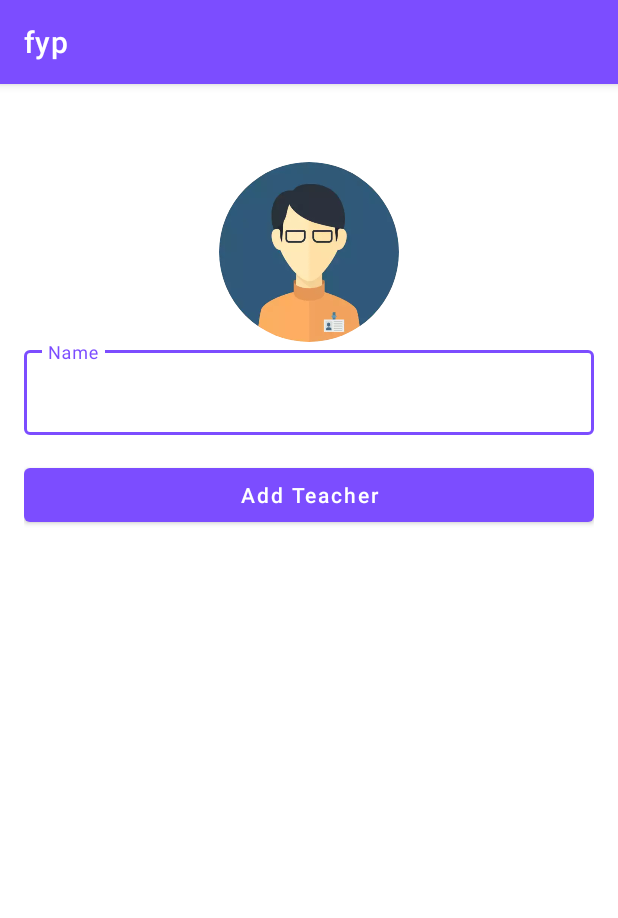
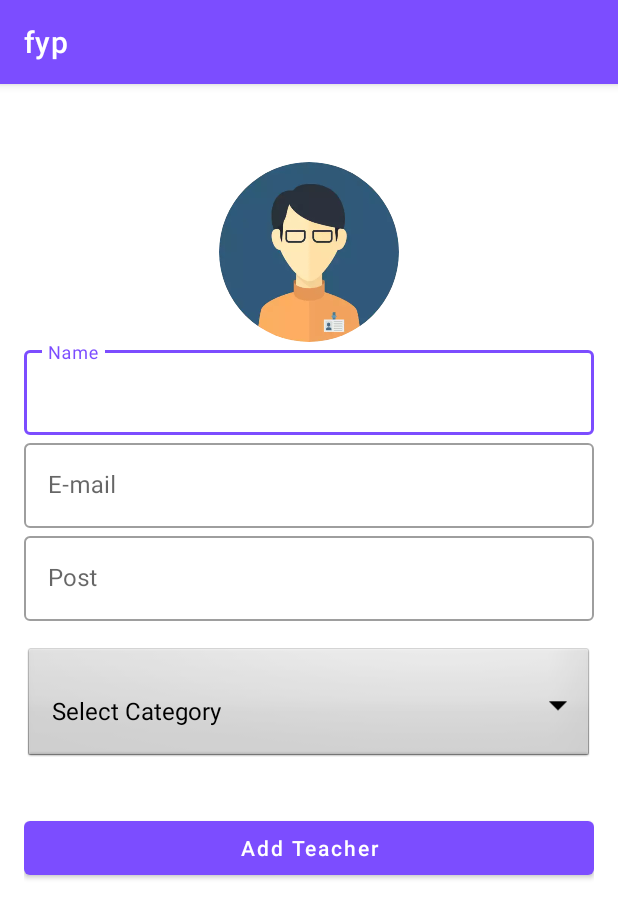
Before and after one commit to giri-saurabh/admin-panel-app, an Android app: the addTeacher screen opened directly, with no data from a screen before it, on a phone screen of 412 x 824 dp. Shown: the top 918 px of the screen. Run offline under Robolectric (Android 15) with nearby library versions, the phone set to English and light mode, and no system bars; our stand-ins replace CircleImageView.

Commit message:
add teachers features updated

```diff
--- a/app/src/main/java/com/example/fyp/faculty/addTeacher.java
+++ b/app/src/main/java/com/example/fyp/faculty/addTeacher.java
@@ -1,16 +1,97 @@
 package com.example.fyp.faculty;
 
+import androidx.annotation.Nullable;
 import androidx.appcompat.app.AppCompatActivity;
 
+import android.content.Intent;
+import android.graphics.Bitmap;
+import android.net.Uri;
 import android.os.Bundle;
+import android.provider.MediaStore;
+import android.view.View;
+import android.widget.AdapterView;
+import android.widget.ArrayAdapter;
+import android.widget.Button;
+import android.widget.EditText;
+import android.widget.ImageView;
+import android.widget.Spinner;
 
 import com.example.fyp.R;
 
+import java.io.IOException;
+
 public class addTeacher extends AppCompatActivity {
+
+    private ImageView addTeacherImage;
+    private EditText addTeacherName, addTeacherEmail, addTeacherPost;
+    private Spinner addTeacherCategory;
+    private Button addTeacherBtn;
+    private final int REQ = 1;
+    private String category;
+    private Bitmap bitmap = null;
 
     @Override
     protected void onCreate(Bundle savedInstanceState) {
         super.onCreate(savedInstanceState);
         setContentView(R.layout.activity_add_teacher);
+
+        addTeacherImage = findViewById(R.id.addTeacherImage);
+        addTeacherName = findViewById(R.id.addTeacherName);
+        addTeacherEmail = findViewById(R.id.addTeacherEmail);
+        addTeacherPost = findViewById(R.id.addTeacherPost);
+        addTeacherCategory = findViewById(R.id.addTeacherCategory);
+        addTeacherBtn = findViewById(R.id.addTeacherBtn);
+
+
+        String[ ] items = new String[]{"Select Category", "Personal Development", "Android Programming", "Web Programming", "Python Programming", "Big Data", "Holi"};
+        addTeacherCategory.setAdapter(new ArrayAdapter<String>(this, android.R.layout.simple_spinner_dropdown_item, items));
+
+        addTeacherCategory.setOnItemSelectedListener(new AdapterView.OnItemSelectedListener() {
+            @Override
+            public void onItemSelected(AdapterView<?> parent, View view, int position, long id) {
+                category = addTeacherCategory.getSelectedItem().toString();
+            }
+
+            @Override
+            public void onNothingSelected(AdapterView<?> parent) {
+
+            }
+        });
+
+
+        addTeacherImage.setOnClickListener(new View.OnClickListener() {
+            @Override
+            public void onClick(View view) {
+                openGallery();
+            }
+
+
+            private void openGallery() {
+                Intent pickimage = new Intent(Intent.ACTION_PICK, MediaStore.Images.Media.EXTERNAL_CONTENT_URI);
+                startActivityForResult(pickimage,REQ);
+
+            }
+
+
+
+
+            protected void onActivityResult(int requestCode, int resultCode, @Nullable Intent data) {
+                addTeacher.super.onActivityResult(requestCode, resultCode, data);
+                if (requestCode == REQ && resultCode == RESULT_OK) {
+                    Uri uri = data.getData();
+                    try {
+                        bitmap = MediaStore.Images.Media.getBitmap(getContentResolver(), uri);
+                    } catch (IOException e) {
+                        e.printStackTrace();
+                    }
+                    addTeacherImage.setImageBitmap(bitmap);
+                }
+            }
+
+
+        });
+
+
+
     }
 }
--- a/app/src/main/java/com/example/fyp/faculty/updateFaculty.java
+++ b/app/src/main/java/com/example/fyp/faculty/updateFaculty.java
@@ -10,6 +10,7 @@ import com.example.fyp.R;
 import com.google.android.material.floatingactionbutton.FloatingActionButton;
 
 public class updateFaculty extends AppCompatActivity {
+
     FloatingActionButton fab;
 
 
@@ -18,11 +19,14 @@ public class updateFaculty extends AppCompatActivity {
         super.onCreate(savedInstanceState);
         setContentView(R.layout.activity_update_faculty);
 
+        fab = findViewById(R.id.fab);
+
         fab.setOnClickListener(new View.OnClickListener() {
-
             @Override
             public void onClick(View view) {
-                startActivity(new Intent(updateFaculty.this, addTeacher.class));
+                Intent intent;
+                intent = new Intent(updateFaculty.this,addTeacher.class);
+                startActivity(intent);
             }
         });
     }
--- a/app/src/main/java/com/example/fyp/uploadImage.java
+++ b/app/src/main/java/com/example/fyp/uploadImage.java
@@ -62,6 +62,8 @@ public class uploadImage extends AppCompatActivity {
         storageReference = FirebaseStorage.getInstance().getReference().child("gallery");
 
         pd = new ProgressDialog(this);
+
+
         String[ ] items = new String[]{"Select Category", "New Year", "Constitution Day", "Women's Day", "Maha Dashami", "Convocation", "Holi"};
         imageCategory.setAdapter(new ArrayAdapter<String>(this, android.R.layout.simple_spinner_dropdown_item, items));
 
@@ -159,6 +161,7 @@ public class uploadImage extends AppCompatActivity {
         startActivityForResult(pickimage,REQ);
 
     }
+
     @Override
     protected void onActivityResult(int requestCode, int resultCode, @Nullable Intent data) {
         super.onActivityResult(requestCode, resultCode, data);
--- a/app/src/main/res/layout/activity_add_teacher.xml
+++ b/app/src/main/res/layout/activity_add_teacher.xml
@@ -27,11 +27,56 @@
             android:layout_height="match_parent">
 
             <com.google.android.material.textfield.TextInputEditText
-                android:id="@+id/noticeTitle"
+                android:id="@+id/addTeacherName"
                 android:layout_width="match_parent"
                 android:layout_height="wrap_content"
+                android:inputType="text"
                 android:hint="Name" />
+
+
         </com.google.android.material.textfield.TextInputLayout>
+
+        <com.google.android.material.textfield.TextInputLayout
+            style="@style/Widget.MaterialComponents.TextInputLayout.OutlinedBox"
+            android:layout_width="match_parent"
+            android:layout_height="match_parent">
+
+            <com.google.android.material.textfield.TextInputEditText
+                android:id="@+id/addTeacherEmail"
+                android:layout_width="match_parent"
+                android:inputType="textEmailAddress"
+                android:layout_height="wrap_content"
+                android:hint="E-mail" />
+
+
+        </com.google.android.material.textfield.TextInputLayout>
+
+        <com.google.android.material.textfield.TextInputLayout
+            style="@style/Widget.MaterialComponents.TextInputLayout.OutlinedBox"
+            android:layout_width="match_parent"
+            android:layout_height="match_parent">
+
+            <com.google.android.material.textfield.TextInputEditText
+                android:id="@+id/addTeacherPost"
+                android:layout_width="match_parent"
+                android:layout_height="wrap_content"
+                android:hint="Post"
+                android:inputType="text"/>
+
+
+        </com.google.android.material.textfield.TextInputLayout>
+
+
+        <Spinner
+            android:layout_width="match_parent"
+            android:layout_height="wrap_content"
+            android:id="@+id/addTeacherCategory"
+            android:spinnerMode="dropdown"
+            android:background="@android:drawable/btn_dropdown"
+            android:gravity="center"
+            android:paddingTop="20dp"
+            android:layout_marginVertical="16dp"/>
+
 
         <com.google.android.material.button.MaterialButton
             android:layout_width="match_parent"
@@ -39,7 +84,7 @@
             android:text="Add Teacher"
             android:layout_marginTop="16dp"
             android:textAllCaps="false"
-            android:id="@+id/uploadNoticeBtn"/>
+            android:id="@+id/addTeacherBtn"/>
 
 
     </LinearLayout>
```
